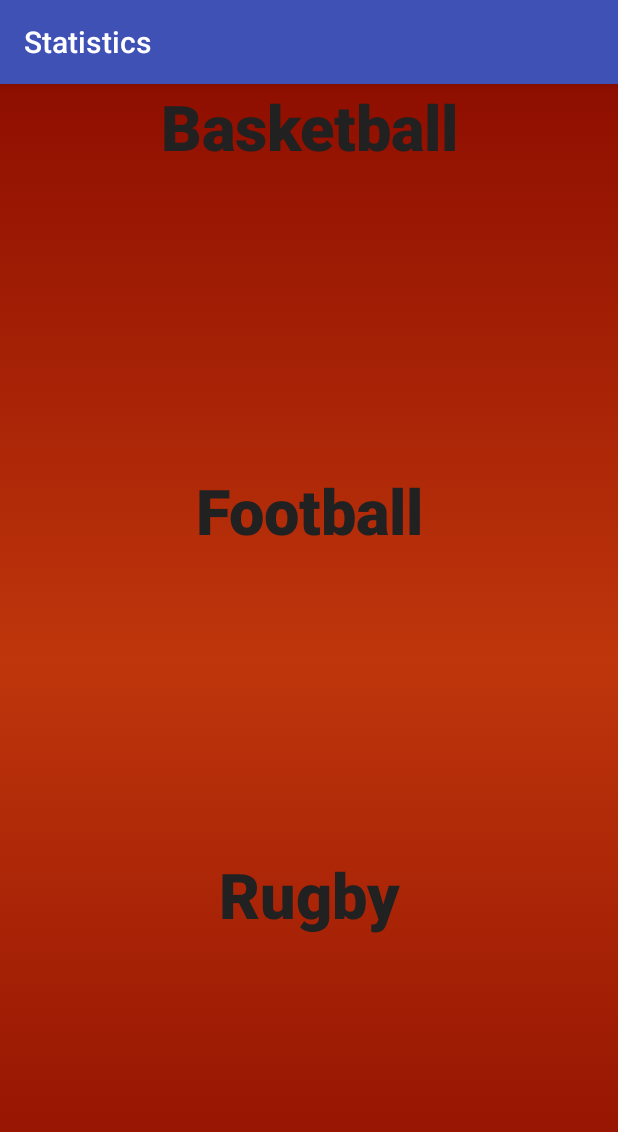
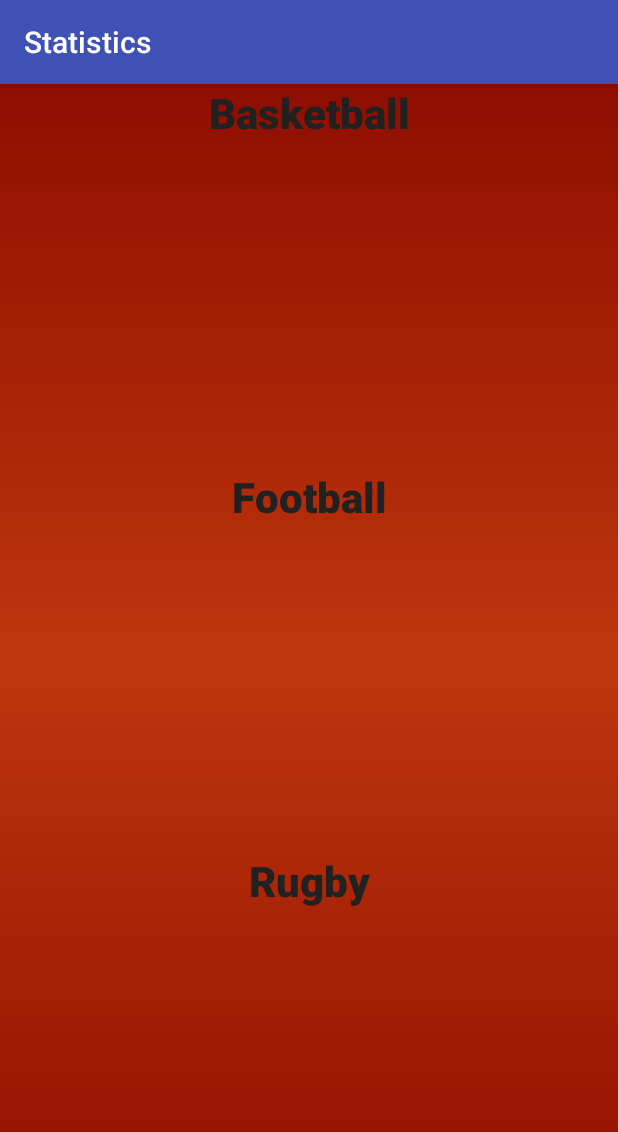
Before and after one commit to adriankwiatkowski/ScoreKeeper, an Android app: the StatisticsActivity screen opened directly, with no data from a screen before it, on a phone screen of 412 x 824 dp. Shown: the top 1132 px of the screen. Run offline under Robolectric (Android 15) with nearby library versions, the phone set to English and light mode, and no system bars.

```diff
--- a/app/src/main/res/values/styles.xml
+++ b/app/src/main/res/values/styles.xml
@@ -12,7 +12,7 @@
         <item name="android:layout_height">wrap_content</item>
         <item name="android:layout_width">match_parent</item>
         <item name="android:gravity">center_horizontal</item>
-        <item name="android:textSize">42sp</item>
+        <item name="android:textSize">28sp</item>
         <item name="android:fontFamily">sans-serif-medium</item>
         <item name="android:textStyle">bold</item>
         <item name="android:textColor">@color/headingTextColor</item>
```
